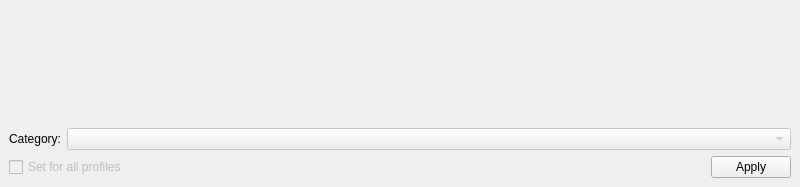
First picture: the form in TrackYourTime/ui/notification_dummy.ui, repository Allexin/TrackYourTime, before the edit.
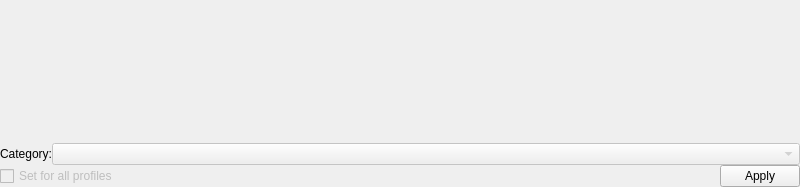
Second picture: the form after the edit.

Commit message: -Add built-in notification compact mode -Change external tracker message separator from ; to &

Diff of the .ui file:
```diff
--- a/TrackYourTime/ui/notification_dummy.ui
+++ b/TrackYourTime/ui/notification_dummy.ui
@@ -15,6 +15,21 @@
   </property>
   <widget class="QWidget" name="centralwidget">
    <layout class="QVBoxLayout" name="verticalLayout">
+    <property name="spacing">
+     <number>0</number>
+    </property>
+    <property name="leftMargin">
+     <number>0</number>
+    </property>
+    <property name="topMargin">
+     <number>0</number>
+    </property>
+    <property name="rightMargin">
+     <number>0</number>
+    </property>
+    <property name="bottomMargin">
+     <number>0</number>
+    </property>
     <item>
      <widget class="QLabel" name="labelMessage">
       <property name="sizePolicy">
@@ -33,6 +48,9 @@
     </item>
     <item>
      <layout class="QHBoxLayout" name="horizontalLayout">
+      <property name="spacing">
+       <number>0</number>
+      </property>
       <item>
        <widget class="QLabel" name="label_2">
         <property name="text">
@@ -57,6 +75,9 @@
     </item>
     <item>
      <layout class="QHBoxLayout" name="horizontalLayout_2">
+      <property name="spacing">
+       <number>0</number>
+      </property>
       <item>
        <widget class="QCheckBox" name="checkBox">
         <property name="enabled">
```
Left out of the diff: 6 changed lines with no effect on the pictures. The commit also changes 16 other files.
